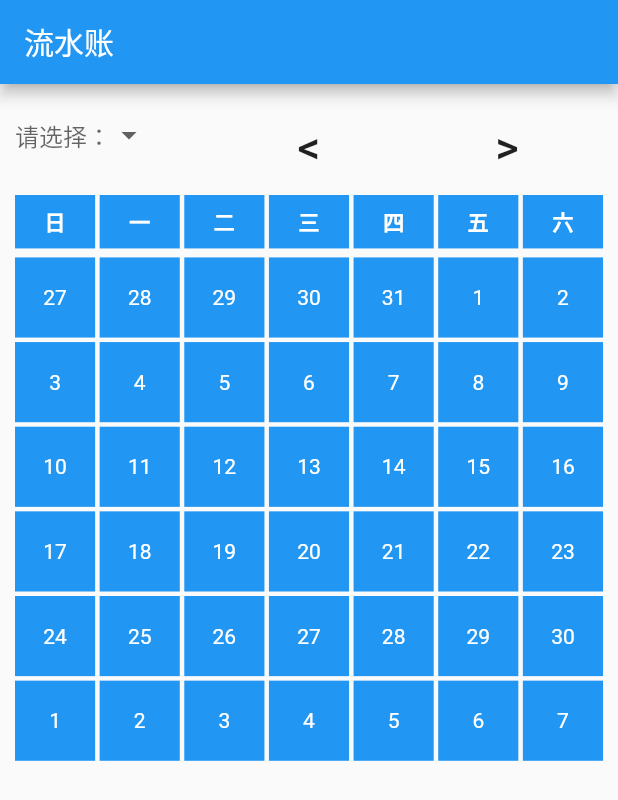
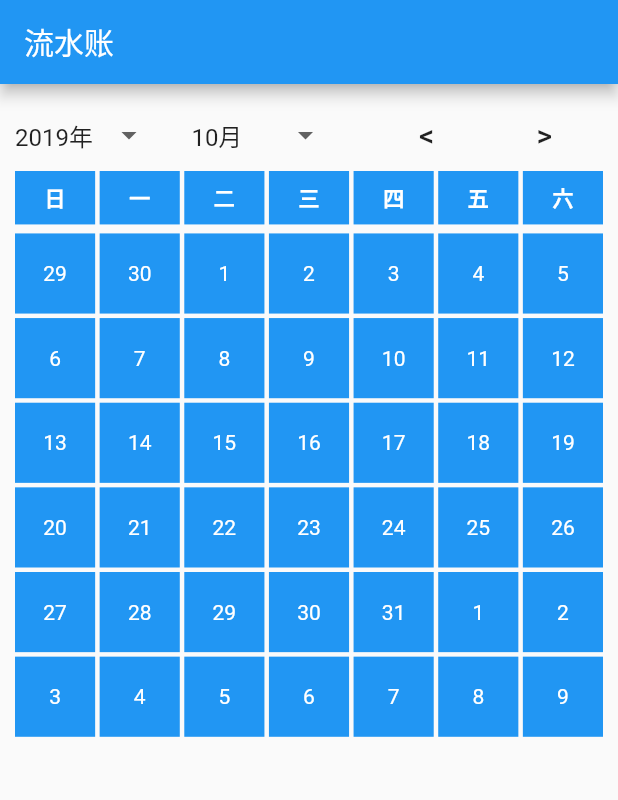
Before and after one commit to nanzhangren/flutter_first_app, a Flutter app: the screen it shows after launch, after a tap on an icon or button, on a phone screen of 412 x 824 dp. Shown: the top 800 px of the screen. Run offline on Flutter 3.47's test engine with Material 2 defaults, Android fonts, the phone set to English and light mode, and no system bars.

Commit message:
Implement button effect.

```diff
--- a/lib/main.dart
+++ b/lib/main.dart
@@ -26,7 +26,52 @@ class MyHomePage extends StatefulWidget {
 }
 
 class _MyHomePageState extends State<MyHomePage> {
-  int dropdownValue;
+  int yearDropdownValue = new DateTime.now().year;
+  int monthDropdownValue = new DateTime.now().month;
+  int firstShownWeekday = 7;
+  List<int> shownDays;
+
+  onYearChange(int value) {
+    setState(() {
+      yearDropdownValue = value;
+      shownDays = UtilDay.getMonthShownDays(value, monthDropdownValue, firstShownWeekday);
+    });
+  }
+
+  onMonthChange(int value) {
+    setState(() {
+      monthDropdownValue = value;
+      shownDays = UtilDay.getMonthShownDays(yearDropdownValue, value, firstShownWeekday);
+    });
+  }
+
+  onLeftButtonClicked() {
+    setState(() {
+      // 边界值判断
+      if (yearDropdownValue == UtilDay.minYear && monthDropdownValue == 1) {
+        return;
+      }
+      if (monthDropdownValue == 1) {
+        yearDropdownValue -= 1;
+        monthDropdownValue = 12;
+      } else {
+        monthDropdownValue -= 1;
+      }
+      shownDays = UtilDay.getMonthShownDays(yearDropdownValue, monthDropdownValue, firstShownWeekday);
+    });
+  }
+
+  onRightButtonClicked() {
+    setState(() {
+      if (monthDropdownValue == 12) {
+        yearDropdownValue += 1;
+        monthDropdownValue = 1;
+      } else {
+        monthDropdownValue += 1;
+      }
+      shownDays = UtilDay.getMonthShownDays(yearDropdownValue, monthDropdownValue, firstShownWeekday);
+    });
+  }
 
   DropdownButton getYearButton(List<int> yearArr) {
     List<DropdownMenuItem> dropdownItems = <DropdownMenuItem>[];
@@ -39,48 +84,73 @@ class _MyHomePageState extends State<MyHomePage> {
     return new DropdownButton(
       items: dropdownItems,
       hint: new Text('请选择：'),
-      value: dropdownValue,
+      value: yearDropdownValue,
       underline: new Container(),
       onChanged: (newValue) {
-        onSelectChange(newValue);
+        onYearChange(newValue);
       }
     );
   }
 
-  onSelectChange(int value) {
-    setState(() {
-      dropdownValue = value;
-    });
+  DropdownButton getMonthButton() {
+    List<DropdownMenuItem> dropdownItems = <DropdownMenuItem>[];
+    for (int i = 1; i <= 12; i++) {
+      dropdownItems.add(new DropdownMenuItem(
+        child: new Text(i.toString() + '月'),
+        value: i,
+      ));
+    }
+    return new DropdownButton(
+      items: dropdownItems,
+      hint: new Text('请选择：'),
+      value: monthDropdownValue,
+      underline: new Container(),
+      onChanged: (newValue) {
+        onMonthChange(newValue);
+      }
+    );
   }
 
-  GridView getButtonView() {
-    return new GridView.count(
-      shrinkWrap: true,
-      physics: NeverScrollableScrollPhysics(),
-      crossAxisCount: 3,
-      childAspectRatio: 2,
-      crossAxisSpacing: 4.0,
-      children: <Widget>[
-        getYearButton(UtilDay.getYears()),
-        new FlatButton(
+  Row getButtonView() {
+    return new Row(
+      children: [
+        new Expanded(
+          flex: 3,
+          child: getYearButton(UtilDay.getYears())
+        ),
+        new Expanded(
+          flex: 3,
+          child: getMonthButton()
+        ),
+        new Expanded(
+          flex: 2,
+          child: new FlatButton(
             child: new Text(
               '<',
               style: new TextStyle(
-              fontSize: 30.0
+                fontSize: 20.0
               )
             ),
-          onPressed: () {},
+            onPressed: () {
+              onLeftButtonClicked();
+            },
+          )
         ),
-        new FlatButton(
+        new Expanded(
+          flex: 2,
+          child: new FlatButton(
             child: new Text(
               '>',
               style: new TextStyle(
-              fontSize: 30.0
+                fontSize: 20.0
               )
             ),
-          onPressed: () {},
+            onPressed: () {
+              onRightButtonClicked();
+            },
           )
-      ],
+        )
+      ]
     );
   }
 
@@ -141,8 +211,13 @@ class _MyHomePageState extends State<MyHomePage> {
   }
 
   @override
+  void initState() {
+    super.initState();
+    shownDays = UtilDay.getCurrentMonthShownDays(firstShownWeekday);
+  }
+
+  @override
   Widget build(BuildContext context) {
-    final shownDays = UtilDay.getCurrentMonthShownDays();
     return Scaffold(
       appBar: AppBar(
         title: Text(widget.title),
--- a/lib/util_day.dart
+++ b/lib/util_day.dart
@@ -1,5 +1,7 @@
 
 class UtilDay {
+
+  static const minYear = 1900;
 
   static int getOneYearDays(int year) {
     if (year % 4 == 0 && year % 100 != 0) {
@@ -56,10 +58,11 @@ class UtilDay {
     return totalDays;
   }
 
-  static List<int> getYears() {
+  static List<int> getYears([int startYear = UtilDay.minYear]) {
     // TODO: 此处可以添加缓存，只计算一次即可
     List<int> yearArr = <int>[];
-    for (int i = 1900; i <= 2050; i++) {
+    final endYear = startYear + 150;
+    for (int i = startYear; i <= endYear; i++) {
       yearArr.add(i);
     }
     return yearArr;
@@ -130,6 +133,6 @@ class UtilDay {
     DateTime currentDateTime = new DateTime.now();
     final year = currentDateTime.year;
     final month = currentDateTime.month;
-    return getMonthShownDays(year, month);
+    return getMonthShownDays(year, month, firstShownWeekday);
   }
 }
```
Lines whose indentation alone changed are shown as unchanged.
